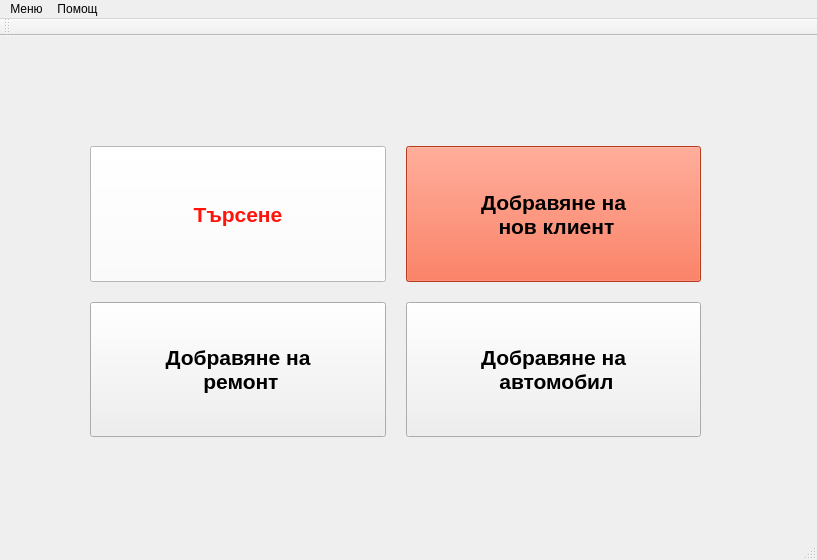
Before: the Qt Designer form mainwindow.ui in JohnnyBrawo/CarServ, drawn with Qt 5.
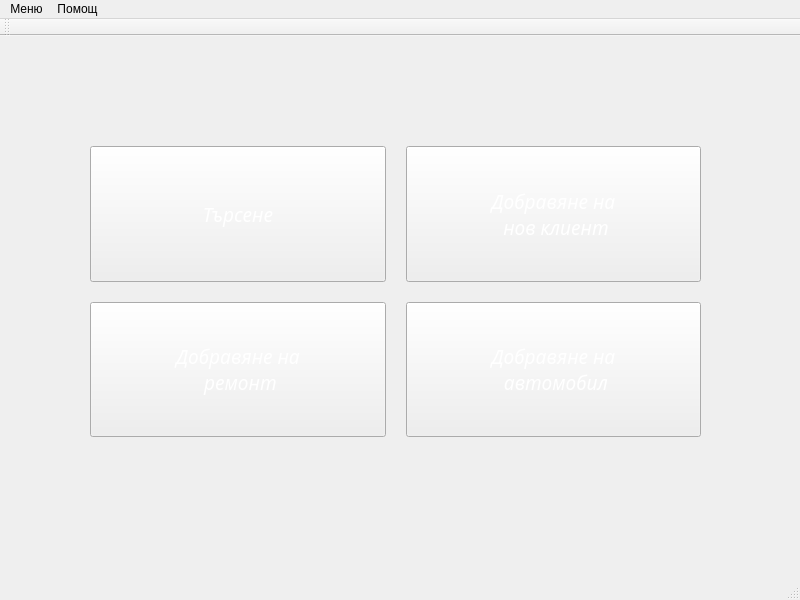
After: the same form once the commit is applied. Icons and pictures are not drawn.

```diff
--- a/mainwindow.ui
+++ b/mainwindow.ui
@@ -6,8 +6,8 @@
    <rect>
     <x>0</x>
     <y>0</y>
-    <width>817</width>
-    <height>560</height>
+    <width>800</width>
+    <height>600</height>
    </rect>
   </property>
   <property name="sizePolicy">
@@ -61,13 +61,18 @@
        </property>
        <property name="font">
         <font>
-         <pointsize>16</pointsize>
-         <weight>75</weight>
-         <bold>true</bold>
+         <family>Noto Sans</family>
+         <pointsize>14</pointsize>
+         <weight>9</weight>
+         <italic>true</italic>
+         <bold>false</bold>
         </font>
        </property>
        <property name="styleSheet">
-        <string notr="true">border-top-color: rgb(69, 37, 255);</string>
+        <string notr="true">border-top-color: rgb(69, 37, 255);
+font: 75 italic 14pt &quot;Noto Sans&quot;;
+color: rgb(255, 255, 255);
+background-image: url(:/images/Images/MainButton_image.jpg);</string>
        </property>
        <property name="text">
         <string>Добравяне на 
@@ -85,14 +90,18 @@
        </property>
        <property name="font">
         <font>
-         <pointsize>16</pointsize>
-         <weight>75</weight>
-         <bold>true</bold>
+         <family>Noto Sans</family>
+         <pointsize>14</pointsize>
+         <weight>9</weight>
+         <italic>true</italic>
+         <bold>false</bold>
         </font>
        </property>
        <property name="styleSheet">
-        <string notr="true">border-top-color: rgb(107, 255, 223);
-background-color: rgb(255, 82, 39);</string>
+        <string notr="true">border-top-color: rgb(69, 37, 255);
+font: 75 italic 14pt &quot;Noto Sans&quot;;
+color: rgb(255, 255, 255);
+background-image: url(:/images/Images/MainButton_image.jpg);</string>
        </property>
        <property name="text">
         <string>Добравяне на 
@@ -110,11 +119,19 @@
        </property>
        <property name="font">
         <font>
-         <pointsize>16</pointsize>
-         <weight>75</weight>
-         <bold>true</bold>
+         <family>Noto Sans</family>
+         <pointsize>14</pointsize>
+         <weight>9</weight>
+         <italic>true</italic>
+         <bold>false</bold>
         </font>
        </property>
+       <property name="styleSheet">
+        <string notr="true">border-top-color: rgb(69, 37, 255);
+font: 75 italic 14pt &quot;Noto Sans&quot;;
+color: rgb(255, 255, 255);
+background-image: url(:/images/Images/MainButton_image.jpg);</string>
+       </property>
        <property name="text">
         <string>Добравяне на 
  автомобил</string>
@@ -131,17 +148,18 @@
        </property>
        <property name="font">
         <font>
-         <pointsize>16</pointsize>
-         <weight>75</weight>
-         <bold>true</bold>
+         <family>Noto Sans</family>
+         <pointsize>14</pointsize>
+         <weight>9</weight>
+         <italic>true</italic>
+         <bold>false</bold>
         </font>
        </property>
        <property name="styleSheet">
-        <string notr="true">background-color: rgb(255, 29, 29);
-background-image: url(:/images/Images/aasss.jpg);
-gridline-color: rgb(255, 255, 92);
-color: rgb(255, 19, 11);
-background-color: rgb(255, 255, 255);</string>
+        <string notr="true">border-top-color: rgb(69, 37, 255);
+font: 75 italic 14pt &quot;Noto Sans&quot;;
+color: rgb(255, 255, 255);
+background-image: url(:/images/Images/MainButton_image.jpg);</string>
        </property>
        <property name="text">
         <string>Търсене</string>
@@ -156,8 +174,8 @@
     <rect>
      <x>0</x>
      <y>0</y>
-     <width>817</width>
-     <height>23</height>
+     <width>800</width>
+     <height>27</height>
     </rect>
    </property>
    <widget class="QMenu" name="menu">
```
Left out of the diff: 6 changed lines with no effect on the pictures.
